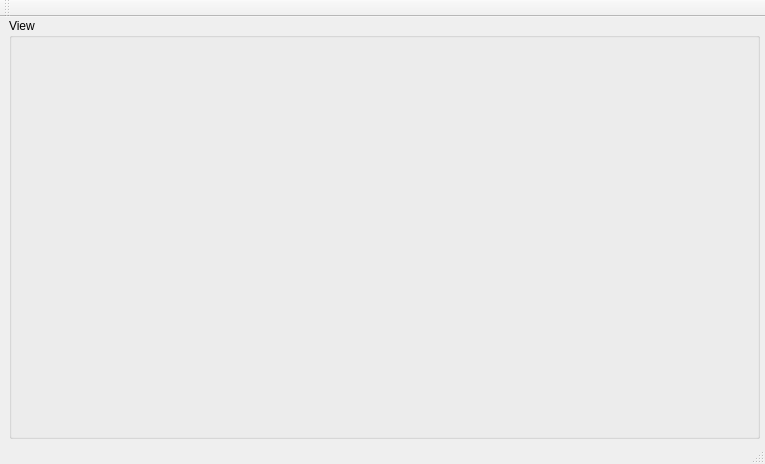
Old version of the form hkEditor/Editor.ui in the repository MaxMald/hakool-3d-engine.
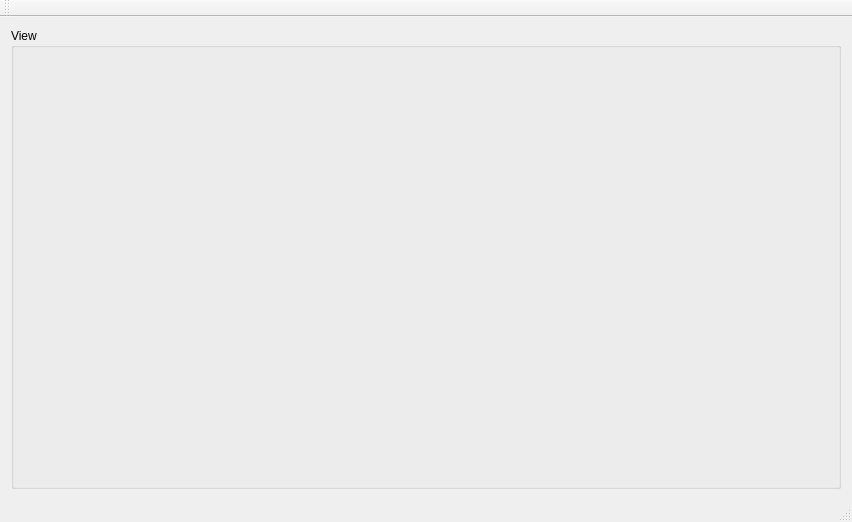
New version of the form.

The edit to the form file:
```diff
--- a/hkEditor/Editor.ui
+++ b/hkEditor/Editor.ui
@@ -6,29 +6,29 @@
    <rect>
     <x>0</x>
     <y>0</y>
-    <width>765</width>
-    <height>464</height>
+    <width>852</width>
+    <height>522</height>
    </rect>
   </property>
   <property name="windowTitle">
    <string>Editor</string>
   </property>
   <widget class="QWidget" name="centralWidget">
+   <layout class="QHBoxLayout" name="horizontalLayout">
+    <item>
    <widget class="QGroupBox" name="viewGroup">
-    <property name="geometry">
-     <rect>
-      <x>9</x>
-      <y>1</y>
-      <width>751</width>
-      <height>421</height>
-     </rect>
-    </property>
     <property name="sizePolicy">
-     <sizepolicy hsizetype="Maximum" vsizetype="Maximum">
+       <sizepolicy hsizetype="Expanding" vsizetype="Expanding">
       <horstretch>0</horstretch>
       <verstretch>0</verstretch>
      </sizepolicy>
     </property>
+      <property name="minimumSize">
+       <size>
+        <width>100</width>
+        <height>100</height>
+       </size>
+      </property>
     <property name="baseSize">
      <size>
       <width>100</width>
@@ -39,6 +39,8 @@
      <string>View</string>
     </property>
    </widget>
+    </item>
+   </layout>
   </widget>
   <widget class="QMenuBar" name="menuBar">
    <property name="geometry">
```
Left out of the diff: 5 changed lines with no effect on the pictures. Lines whose indentation alone changed are shown as unchanged.
